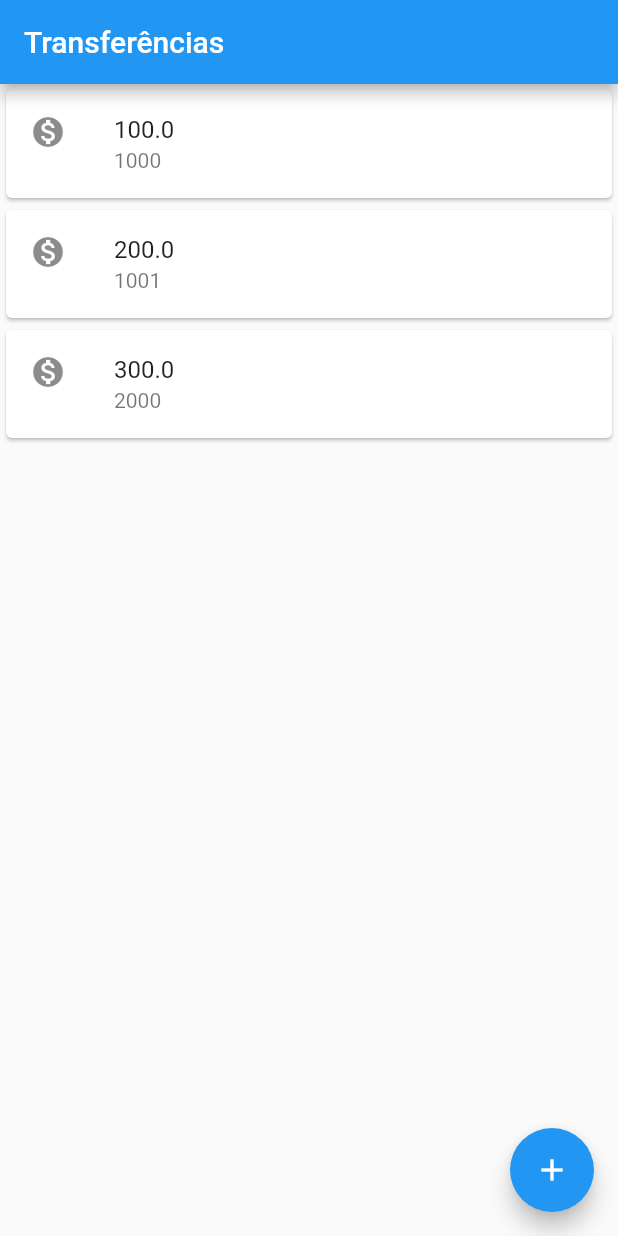
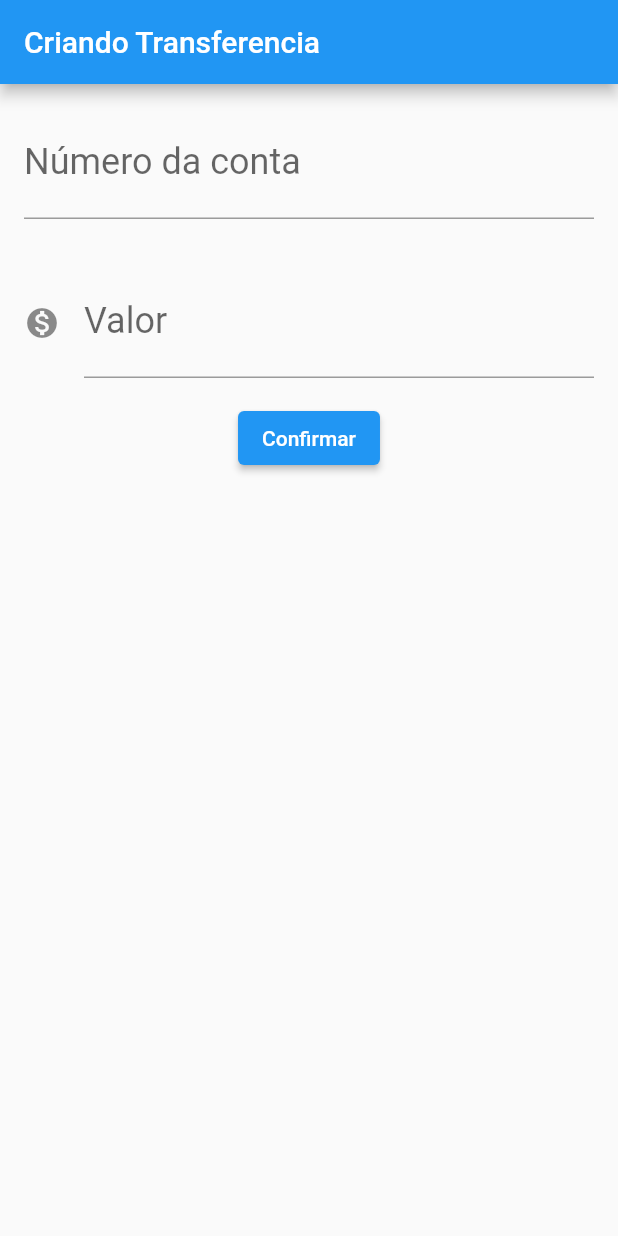
Before and after one commit to DaviRamosUC/bytebankFlutter, a Flutter app: the screen it shows after launch, on a phone screen of 412 x 824 dp. Run offline on Flutter 3.47's test engine with Material 2 defaults, Android fonts, the phone set to English and light mode, and no system bars.

Commit message:
Montando layout de formulário

```diff
--- a/lib/main.dart
+++ b/lib/main.dart
@@ -1,27 +1,78 @@
 import 'package:flutter/material.dart';
 
-void main() => runApp(MaterialApp(
+void main() => runApp(BytebankApp());
+
+class BytebankApp extends StatelessWidget {
+  const BytebankApp({Key? key}) : super(key: key);
+
+  @override
+  Widget build(BuildContext context) {
+    return MaterialApp(
       home: Scaffold(
-        body: ListaTransferencias(),
+        body: FormularioTransferencia(),
+      ),
+    );
+  }
+}
+
+class FormularioTransferencia extends StatelessWidget {
+  @override
+  Widget build(BuildContext context) {
+    return Scaffold(
         appBar: AppBar(
-          title: Text("Transferências"),
+          title: Text("Criando Transferencia"),
         ),
-        floatingActionButton: FloatingActionButton(
-          onPressed: () {},
-          child: Icon(Icons.add),
-        ),
-      ),
-    ));
+        body: Column(
+          children: [
+            Padding(
+              padding: const EdgeInsets.all(16.0),
+              child: TextField(
+                style: TextStyle(fontSize: 24.0),
+                decoration: InputDecoration(
+                    labelText: 'Número da conta', hintText: '0000'),
+                keyboardType: TextInputType.number,
+              ),
+            ),
+            Padding(
+              padding: const EdgeInsets.all(16.0),
+              child: TextField(
+                style: TextStyle(fontSize: 24.0),
+                decoration: InputDecoration(
+                    icon: Icon(Icons.monetization_on),
+                    labelText: 'Valor',
+                    hintText: '0.00'),
+                keyboardType: TextInputType.number,
+              ),
+            ),
+            ElevatedButton(
+              onPressed: () => {},
+              child: Text(
+                "Confirmar",
+              ),
+            )
+          ],
+        ));
+  }
+}
 
 class ListaTransferencias extends StatelessWidget {
   @override
   Widget build(BuildContext context) {
-    return Column(
-      children: [
-        ItemTransferencia(Transferencia(100.0, 1000)),
-        ItemTransferencia(Transferencia(200.0, 1001)),
-        ItemTransferencia(Transferencia(300.0, 2000)),
-      ],
+    return Scaffold(
+      appBar: AppBar(
+        title: Text("Transferências"),
+      ),
+      body: Column(
+        children: [
+          ItemTransferencia(Transferencia(100.0, 1000)),
+          ItemTransferencia(Transferencia(200.0, 1001)),
+          ItemTransferencia(Transferencia(300.0, 2000)),
+        ],
+      ),
+      floatingActionButton: FloatingActionButton(
+        onPressed: () {},
+        child: Icon(Icons.add),
+      ),
     );
   }
 }
```
